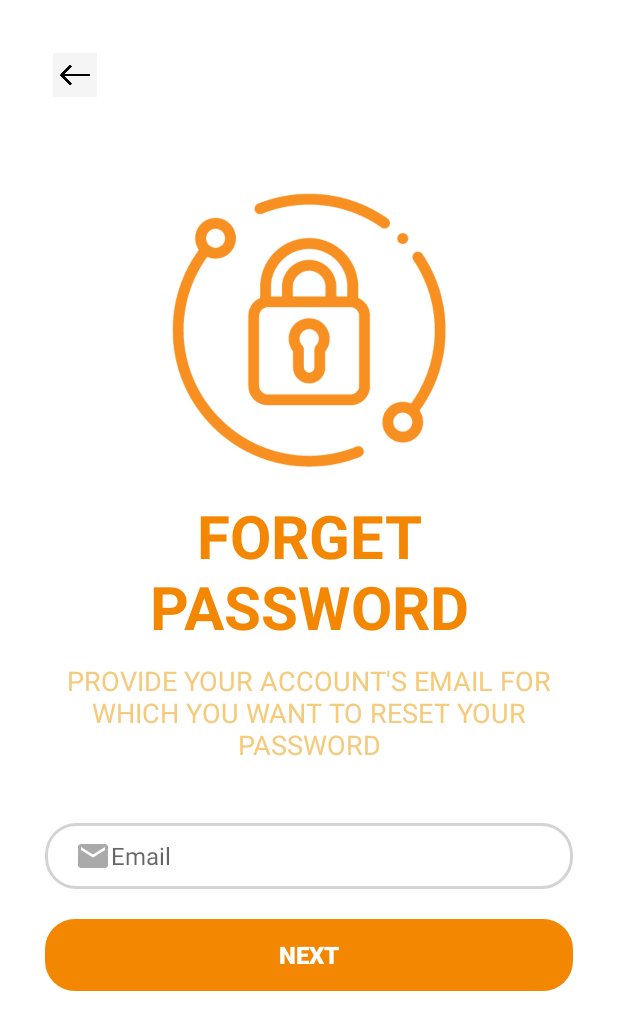
After one commit to ntduong2792001/FoodOrderingApp, an Android app: the ResetPasswordActivity screen opened directly, with no data from a screen before it, on a phone screen of 412 x 824 dp. The commit adds this screen. Shown: the top 1030 px of the screen. Run offline under Robolectric (Android 15) with nearby library versions, the light colour scheme and no system bars; our stand-ins replace Firebase (no records; nobody signed in at launch, a user with empty details on screens opened directly).

Commit message:
Reset Password Add

```diff
--- /dev/null
+++ b/app/src/main/java/com/example/foodorderingapp/Activities/ResetPasswordActivity.java
@@ -0,0 +1,90 @@
+package com.example.foodorderingapp.Activities;
+
+import androidx.annotation.NonNull;
+import androidx.appcompat.app.AppCompatActivity;
+
+import android.app.ProgressDialog;
+import android.content.Intent;
+import android.os.Bundle;
+import android.view.View;
+import android.widget.Button;
+import android.widget.TextView;
+import android.widget.Toast;
+
+import com.example.foodorderingapp.R;
+import com.google.android.gms.tasks.OnCompleteListener;
+import com.google.android.gms.tasks.Task;
+import com.google.firebase.auth.FirebaseAuth;
+import com.google.firebase.auth.FirebaseUser;
+
+public class ResetPasswordActivity extends AppCompatActivity {
+    TextView email;
+    Button next;
+    float v = 0;
+
+    String emailPatter = "[a-zA-Z0-9._-]+@[a-z]+\\.+[a-z]+";
+    ProgressDialog progressDialog;
+
+    FirebaseAuth mAuth;
+    FirebaseUser mUser;
+
+    @Override
+    protected void onCreate(Bundle savedInstanceState) {
+        super.onCreate(savedInstanceState);
+        setContentView(R.layout.activity_reset_password);
+
+        email = findViewById(R.id.editTextEmailR);
+        next = findViewById(R.id.buttonNext);
+        progressDialog = new ProgressDialog(this);
+        mAuth = FirebaseAuth.getInstance();
+        mUser = mAuth.getCurrentUser();
+
+        email.setTranslationX(800);
+        next.setTranslationX(800);
+
+        email.setAlpha(v);
+        next.setAlpha(v);
+
+        email.animate().translationX(0).alpha(1).setDuration(800).setStartDelay(300).start();
+        next.animate().translationX(0).alpha(1).setDuration(800).setStartDelay(500).start();
+
+        next.setOnClickListener(new View.OnClickListener() {
+            @Override
+            public void onClick(View v) {
+                PerformResetPass();
+            }
+        });
+    }
+
+    public void PerformResetPass(){
+        String emails = email.getText().toString();
+
+        if(!emails.matches(emailPatter)){
+            email.setError("Enter Correct Email");
+        }else{
+            progressDialog.setMessage("Please Wait While Reset Password");
+            progressDialog.setTitle("Reset Password");
+            progressDialog.setCanceledOnTouchOutside(false);
+            progressDialog.show();
+
+            mAuth.sendPasswordResetEmail(emails).addOnCompleteListener(new OnCompleteListener<Void>() {
+                @Override
+                public void onComplete(@NonNull Task<Void> task) {
+                    if(task.isSuccessful()){
+                        progressDialog.dismiss();
+                        Toast.makeText(ResetPasswordActivity.this, "Email sent", Toast.LENGTH_SHORT).show();
+                        sendUserToNextActivity();
+                    }else {
+                        progressDialog.dismiss();
+                        Toast.makeText(ResetPasswordActivity.this, ""+task.getException(), Toast.LENGTH_SHORT).show();
+                    }
+                }
+            });
+        }
+    }
+
+    private void sendUserToNextActivity(){
+        Intent intent = new Intent(ResetPasswordActivity.this, ResetNotification.class);
+        startActivity(intent);
+    }
+}
--- /dev/null
+++ b/app/src/main/res/layout/activity_reset_password.xml
@@ -0,0 +1,86 @@
+<?xml version="1.0" encoding="utf-8"?>
+<ScrollView xmlns:android="http://schemas.android.com/apk/res/android"
+    xmlns:app="http://schemas.android.com/apk/res-auto"
+    xmlns:tools="http://schemas.android.com/tools"
+    android:layout_width="match_parent"
+    android:layout_height="match_parent"
+    tools:context=".Activities.ResetPasswordActivity"
+    android:background="@color/white"
+    android:padding="30dp">
+
+    <LinearLayout
+        android:layout_width="match_parent"
+        android:layout_height="wrap_content"
+        android:orientation="vertical">
+
+        <ImageView
+            android:layout_width="40dp"
+            android:layout_height="40dp"
+            android:background="@color/white"
+            android:src="@drawable/back_icon"
+            android:padding="5dp"/>
+
+        <ImageView
+            android:layout_width="200dp"
+            android:layout_height="200dp"
+            android:src="@drawable/reset_password"
+            android:padding="5dp"
+            android:layout_gravity="center"
+            android:layout_marginTop="50dp"/>
+
+        <TextView
+            android:layout_width="wrap_content"
+            android:layout_height="wrap_content"
+            android:text="Forget Password"
+            android:textColor="@color/orange"
+            android:textSize="40sp"
+            android:textAllCaps="true"
+            android:textStyle="bold"
+            android:layout_marginTop="10dp"
+            android:textAlignment="center"
+            android:gravity="center"
+            android:layout_gravity="center"/>
+
+        <TextView
+            android:layout_width="wrap_content"
+            android:layout_height="wrap_content"
+            android:text="@string/forget_password_detail"
+            android:textColor="@color/orange_text_detail"
+            android:textSize="18sp"
+            android:textAllCaps="true"
+            android:layout_marginTop="10dp"
+            android:textAlignment="center"
+            android:gravity="center"
+            android:layout_gravity="center"/>
+
+        <EditText
+            android:id="@+id/editTextEmailR"
+            android:layout_width="match_parent"
+            android:layout_height="wrap_content"
+            android:background="@drawable/edit_text_bg"
+            android:layout_marginTop="40dp"
+            android:drawableLeft="@drawable/ic_baseline_email_24"
+            android:textSize="16sp"
+            android:maxLines="1"
+            android:hint="Email"
+            android:paddingLeft="20dp"
+            android:paddingTop="10dp"
+            android:paddingBottom="10dp"
+            android:inputType="textEmailAddress" />
+
+    <Button
+        android:id="@+id/buttonNext"
+        android:layout_width="match_parent"
+        android:layout_height="wrap_content"
+        android:text="Next"
+        android:background="@drawable/button_bg"
+        android:textColor="@color/white"
+        android:textSize="16sp"
+        android:textStyle="bold"
+        android:layout_marginTop="20dp"
+        android:layout_gravity="center"
+        />
+
+    </LinearLayout>
+
+</ScrollView>
--- a/app/src/main/res/layout/login_tab_fragment.xml
+++ b/app/src/main/res/layout/login_tab_fragment.xml
@@ -16,6 +16,8 @@
         android:paddingBottom="10dp"
         android:textSize="16sp"
         android:layout_marginBottom="20dp"
+        android:maxLines="1"
+        android:inputType="textEmailAddress"
         app:layout_constraintBottom_toTopOf="@+id/editTextPassword"
         app:layout_constraintEnd_toEndOf="parent"
         app:layout_constraintHorizontal_bias=".5"
@@ -35,6 +37,8 @@
         android:paddingTop="10dp"
         android:paddingBottom="10dp"
         android:textSize="16sp"
+        android:maxLines="1"
+        android:inputType="textPassword"
         app:layout_constraintBottom_toBottomOf="parent"
         app:layout_constraintEnd_toEndOf="parent"
         app:layout_constraintHorizontal_bias=".5"
--- a/app/src/main/res/layout/signup_tab_fragment.xml
+++ b/app/src/main/res/layout/signup_tab_fragment.xml
@@ -17,6 +17,8 @@
         android:paddingBottom="10dp"
         android:layout_marginBottom="20dp"
         android:textSize="16sp"
+        android:maxLines="1"
+        android:inputType="textEmailAddress"
         app:layout_constraintBottom_toTopOf="@+id/editTextPasswordS"
         app:layout_constraintEnd_toEndOf="parent"
         app:layout_constraintHorizontal_bias=".5"
@@ -36,6 +38,8 @@
         android:paddingTop="10dp"
         android:paddingBottom="10dp"
         android:textSize="16sp"
+        android:maxLines="1"
+        android:inputType="textPassword"
         app:layout_constraintBottom_toBottomOf="parent"
         app:layout_constraintEnd_toEndOf="parent"
         app:layout_constraintHorizontal_bias=".5"
@@ -53,9 +57,11 @@
         android:paddingLeft="20dp"
         android:paddingTop="10dp"
         android:paddingBottom="10dp"
+        android:maxLines="1"
         android:background="@drawable/edit_text_bg"
         android:layout_marginTop="20dp"
         android:textSize="16sp"
+        android:inputType="textPassword"
         app:layout_constraintBottom_toBottomOf="parent"
         app:layout_constraintEnd_toEndOf="parent"
         app:layout_constraintHorizontal_bias=".5"
--- a/app/src/main/res/values/colors.xml
+++ b/app/src/main/res/values/colors.xml
@@ -9,4 +9,6 @@
     <color name="white">#FFFFFFFF</color>
     <color name="orange">#F38701</color>
     <color name="edit_text_border_color">#D3D3D3</color>
+    <color name="orange_text_detail">#F5CA7B</color>
+
 </resources>
--- a/app/src/main/res/values/strings.xml
+++ b/app/src/main/res/values/strings.xml
@@ -1,3 +1,4 @@
 <resources>
     <string name="app_name">FoodOrderingApp</string>
+    <string name="forget_password_detail">Provide your account\'s email for which you want to reset your password</string>
 </resources>
```
Also changed, not shown: app/src/main/AndroidManifest.xml (+7 -2 lines), app/src/main/java/com/example/foodorderingapp/Activities/ResetNotification.java (added, +16 -0 lines), app/src/main/java/com/example/foodorderingapp/Fragments/LoginTabFragment.java (+9 -0 lines), app/src/main/res/layout/activity_login.xml (+5 -4 lines), app/src/main/res/layout/activity_reset_notification.xml (added, +18 -0 lines), app/src/main/res/drawable/back_icon.jpg (added), app/src/main/res/drawable/reset_password.png (added).
